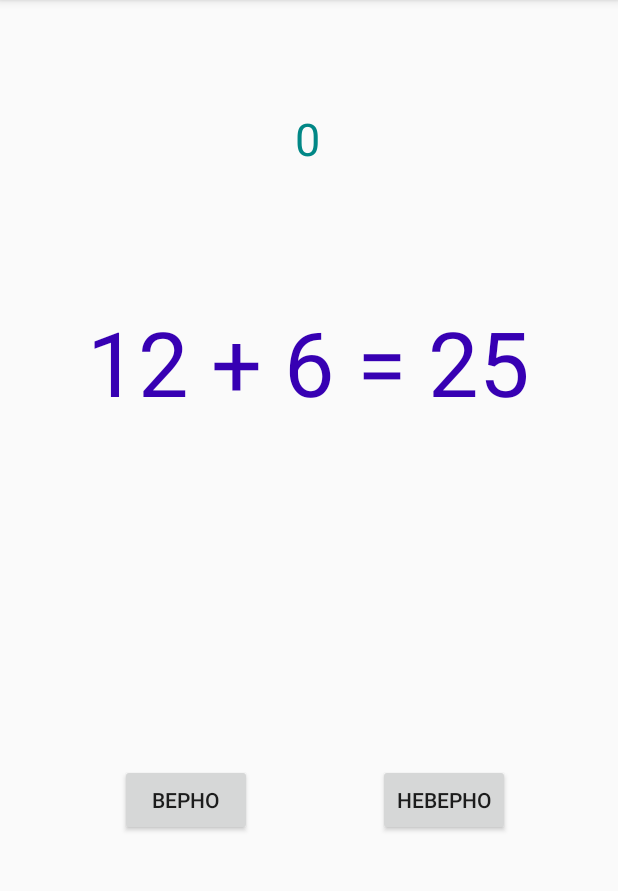
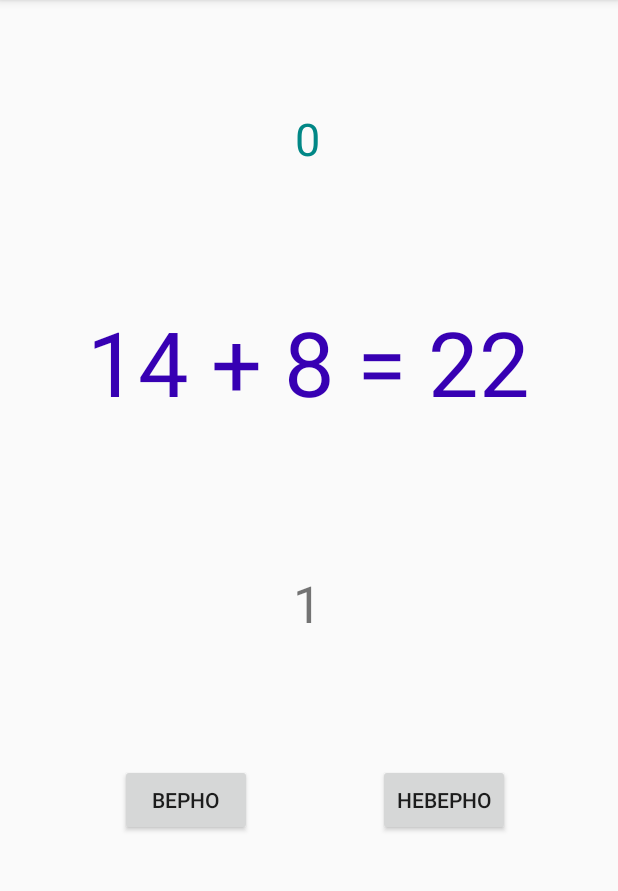
Before and after one commit to rva2007/BrainTraining, an Android app: the MainActivity screen opened directly, with no data from a screen before it, on a phone screen of 412 x 824 dp, the part 84-975 px from its top. Run offline under Robolectric (Android 15) with nearby library versions, the phone set to English and light mode, and no system bars.

Commit message:
исправлена генерация случайных чисел в MainActivity

```diff
--- a/app/src/main/java/com/example/braintraining/MainActivity.java
+++ b/app/src/main/java/com/example/braintraining/MainActivity.java
@@ -10,6 +10,7 @@ import android.widget.TextView;
 
 public class MainActivity extends AppCompatActivity {
     private TextView tvMain, tvResult;
+    private TextView tvIndex;
     private ActionBar actionBar;
     private long start_time = 0;
     private long current_time = 0;
@@ -28,6 +29,7 @@ public class MainActivity extends AppCompatActivity {
     }
 
     private void init() {
+        tvIndex = findViewById(R.id.tvIndex);
         start_time = System.currentTimeMillis();
         tvMain = findViewById(R.id.tvMain);
         tvResult = findViewById(R.id.tvResult);
@@ -76,16 +78,16 @@ public class MainActivity extends AppCompatActivity {
     private void numbers() {
         int max = 20;
         int min = 2;
-        int number_1 = (int) (Math.random() * (max - min));
-        int number_2 = (int) (Math.random() * (max - min));
-        int number_index = (int) (Math.random() * (3 - 1));
+        int number_1 = (int) (Math.random() * (max - min) + min);
+        int number_2 = (int) (Math.random() * (max - min) + min);
+        int number_index = (int) (Math.random() * (5 - 1) + 1);
         int max_false = 40;
         int min_false = 10;
-        int number_false = (int) (Math.random() * (max_false - min_false));
+        int number_false = (int) (Math.random() * (max_false - min_false) + min_false);
         int number_result = number_1 + number_2;
-
+tvIndex.setText(String.valueOf(number_index));
         String text;
-        if (number_index == 1) {
+        if (number_index != 3) {
             text = number_1 + " + " + number_2 + " = " + number_result;
             is_true_answer = true;
         } else {
@@ -95,8 +97,8 @@ public class MainActivity extends AppCompatActivity {
         tvMain.setText(text);
 
 
-        if (true_answer>= max_true_answer) {
-            Intent i = new Intent(this,FinalActivity.class);
+        if (true_answer >= max_true_answer) {
+            Intent i = new Intent(this, FinalActivity.class);
             i.putExtra("time_result", time_result);
             startActivity(i);
         }
--- a/app/src/main/res/layout/activity_main.xml
+++ b/app/src/main/res/layout/activity_main.xml
@@ -56,4 +56,18 @@
         app:layout_constraintHorizontal_bias="0.498"
         app:layout_constraintStart_toStartOf="parent"
         app:layout_constraintTop_toTopOf="parent" />
+
+    <TextView
+        android:id="@+id/tvIndex"
+        android:layout_width="wrap_content"
+        android:layout_height="wrap_content"
+        android:layout_marginTop="76dp"
+        android:text="TextView"
+        android:textSize="34sp"
+        app:layout_constraintBottom_toBottomOf="parent"
+        app:layout_constraintEnd_toEndOf="parent"
+        app:layout_constraintHorizontal_bias="0.498"
+        app:layout_constraintStart_toStartOf="parent"
+        app:layout_constraintTop_toBottomOf="@+id/tvMain"
+        app:layout_constraintVertical_bias="0.061" />
 </androidx.constraintlayout.widget.ConstraintLayout>
```
